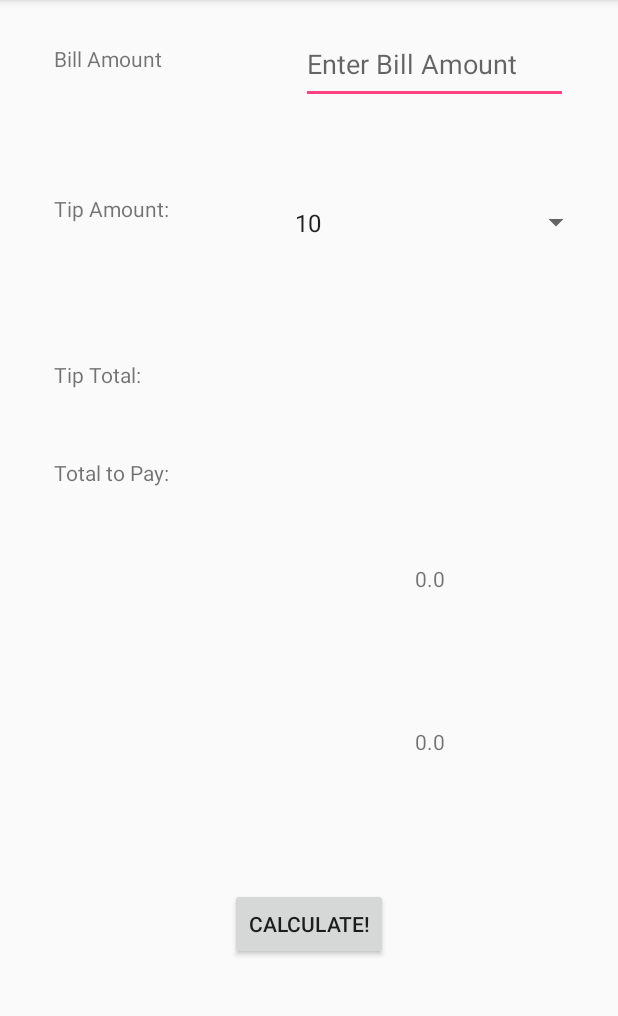
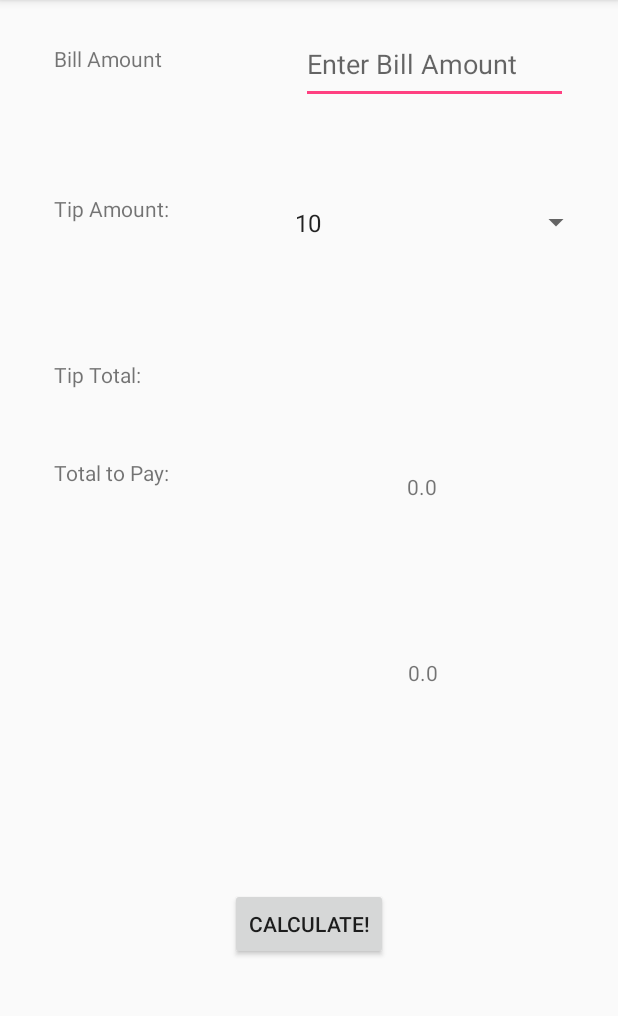
Before and after one commit to gness1804/android-tip-calc, an Android app: the screen it shows after launch (MainActivity), after a tap on "CALCULATE!", on a phone screen of 412 x 824 dp, the part 84-1100 px from its top. Run offline under Robolectric (Android 15) with nearby library versions, the phone set to English and light mode, and no system bars; 1 statement that could not run was skipped.

Commit message:
Reposition output fields

```diff
--- a/app/src/main/res/layout/activity_main.xml
+++ b/app/src/main/res/layout/activity_main.xml
@@ -85,10 +85,10 @@
         app:layout_constraintBottom_toBottomOf="parent"
         app:layout_constraintRight_toRightOf="parent"
         app:layout_constraintTop_toTopOf="parent"
-        app:layout_constraintVertical_bias="0.508"
+        app:layout_constraintVertical_bias="0.425"
         app:layout_constraintLeft_toRightOf="@+id/tipTotalText"
         android:layout_marginLeft="8dp"
-        app:layout_constraintHorizontal_bias="1.0" />
+        app:layout_constraintHorizontal_bias="0.958" />
 
     <TextView
         android:id="@+id/totalBillOutput"
@@ -98,11 +98,11 @@
         android:layout_marginLeft="8dp"
         android:layout_marginRight="115dp"
         app:layout_constraintBottom_toBottomOf="parent"
-        app:layout_constraintHorizontal_bias="1.0"
+        app:layout_constraintHorizontal_bias="0.966"
         app:layout_constraintLeft_toRightOf="@+id/tipTotalText"
         app:layout_constraintRight_toRightOf="parent"
         app:layout_constraintTop_toTopOf="parent"
-        app:layout_constraintVertical_bias="0.654" />
+        app:layout_constraintVertical_bias="0.592" />
 
     <Button
         android:id="@+id/mainButton"
```
